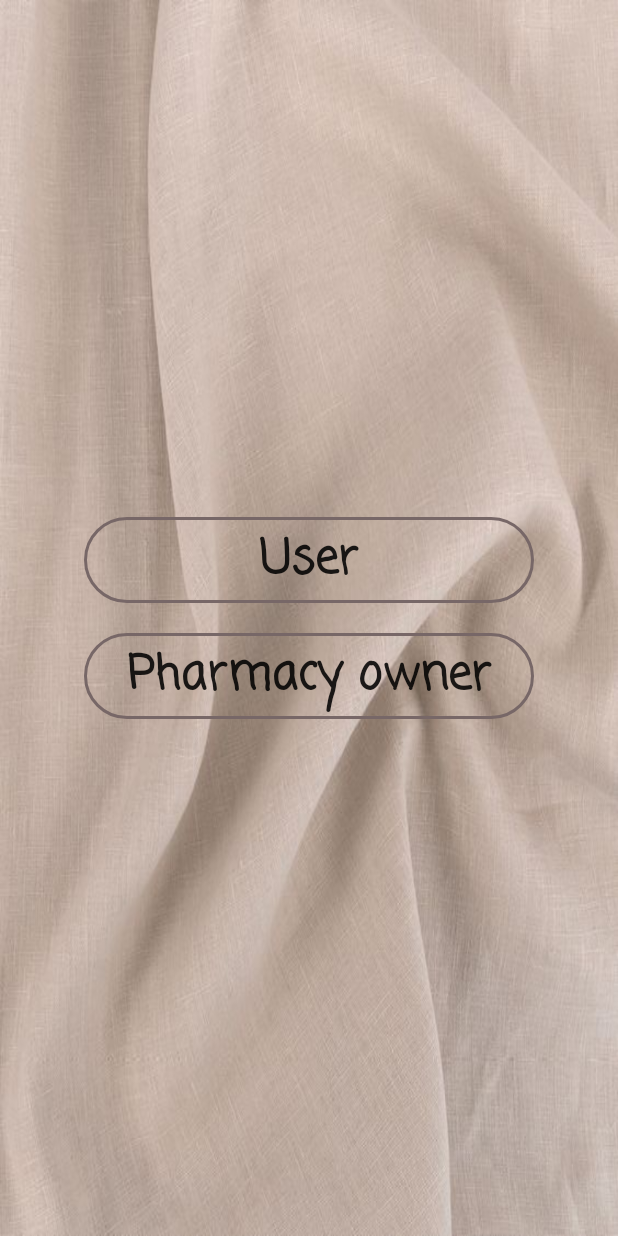
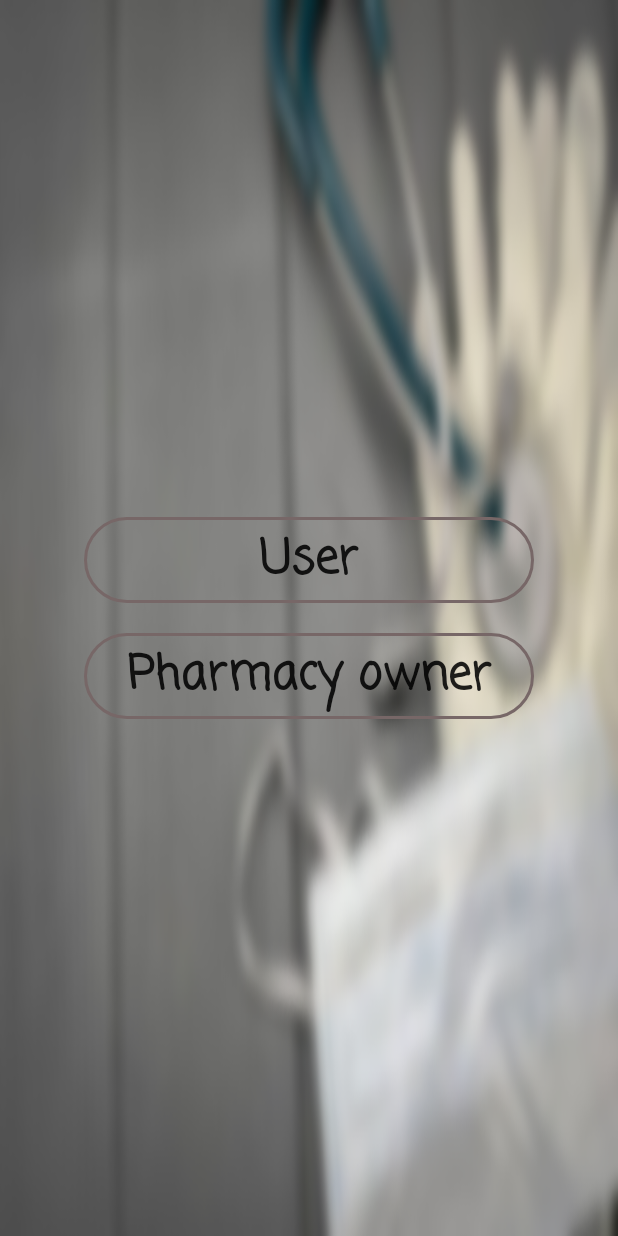
Before and after one commit to SamarAbdo/Pharmacy-App, an Android app: the screen it shows after launch (MainActivity), on a phone screen of 412 x 824 dp. Run offline under Robolectric (Android 15) with nearby library versions, the phone set to English and light mode, and no system bars.

Commit message:
login background

```diff
--- a/app/src/main/res/layout/activity_login.xml
+++ b/app/src/main/res/layout/activity_login.xml
@@ -3,7 +3,7 @@
     xmlns:app="http://schemas.android.com/apk/res-auto"
     xmlns:tools="http://schemas.android.com/tools"
     android:layout_width="match_parent"
-    android:background="@drawable/care"
+    android:background="@drawable/full"
     android:layout_height="match_parent"
     android:orientation="vertical"
     tools:context=".Login">
--- a/app/src/main/res/layout/activity_main.xml
+++ b/app/src/main/res/layout/activity_main.xml
@@ -5,7 +5,7 @@
     android:layout_width="match_parent"
     android:layout_height="match_parent"
     android:orientation="vertical"
-    android:background="@drawable/b"
+    android:background="@drawable/full"
     android:gravity="center"
     tools:context=".MainActivity">
 
```
